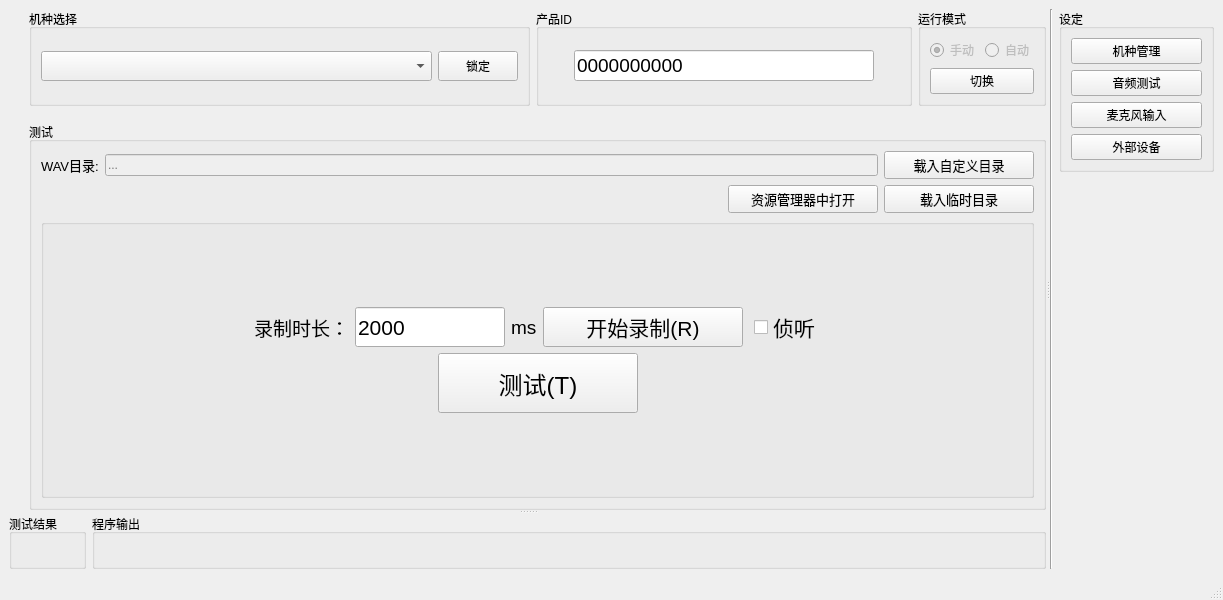
Qt form mainwindow.ui (YeeeeRQ/SpeakerTest) before a commit.
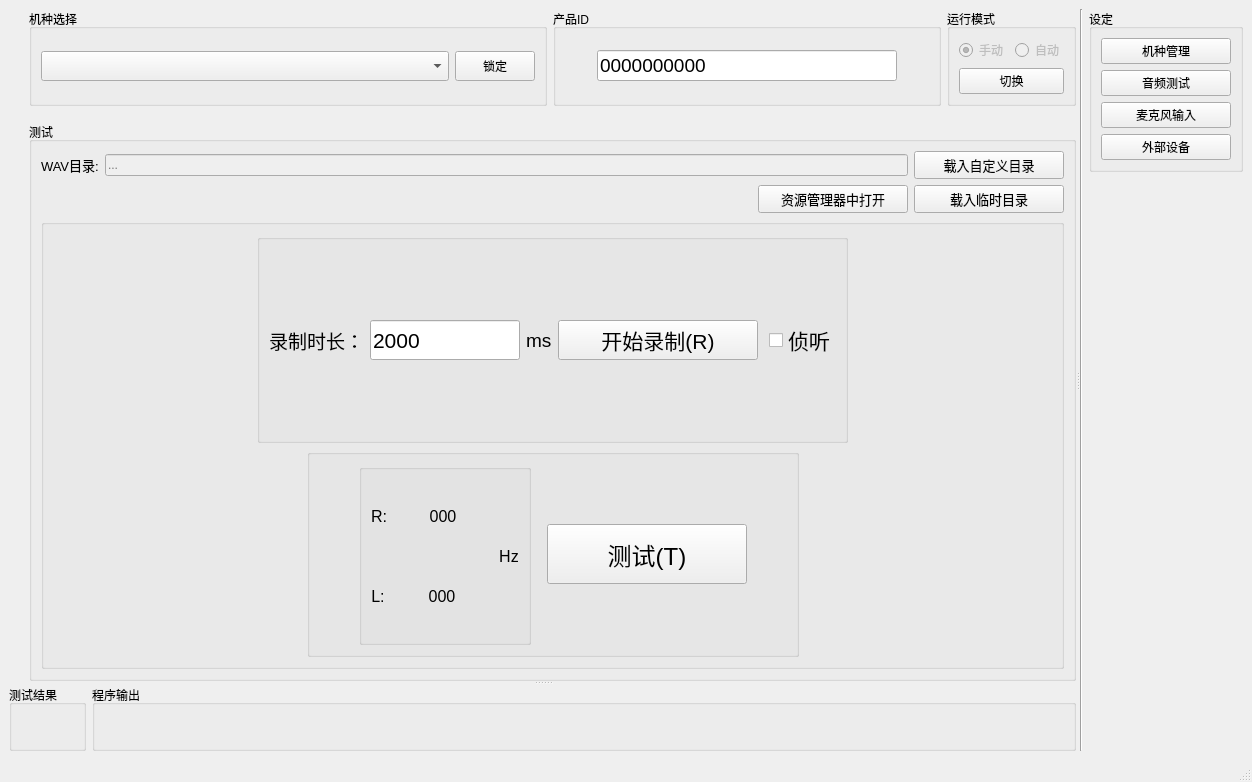
The same form after that commit. Custom widgets are drawn as their Qt base class.

```diff
--- a/mainwindow.ui
+++ b/mainwindow.ui
@@ -6,8 +6,8 @@
    <rect>
     <x>0</x>
     <y>0</y>
-    <width>1223</width>
-    <height>600</height>
+    <width>1252</width>
+    <height>782</height>
    </rect>
   </property>
   <property name="minimumSize">
@@ -35,7 +35,7 @@
 }</string>
   </property>
   <widget class="QWidget" name="centralwidget">
-   <layout class="QVBoxLayout" name="verticalLayout_12">
+   <layout class="QVBoxLayout" name="verticalLayout_16">
     <item>
      <widget class="QSplitter" name="splitter_2">
       <property name="orientation">
@@ -377,6 +377,12 @@
                         </spacer>
                        </item>
                        <item>
+                        <widget class="QGroupBox" name="groupBox_3">
+                         <property name="title">
+                          <string/>
+                         </property>
+                         <layout class="QVBoxLayout" name="verticalLayout_15">
+                          <item>
                         <layout class="QHBoxLayout" name="horizontalLayout_16">
                          <item>
                           <layout class="QVBoxLayout" name="verticalLayout_11"/>
@@ -492,6 +498,9 @@
                          </item>
                         </layout>
                        </item>
+                         </layout>
+                        </widget>
+                       </item>
                        <item>
                         <spacer name="horizontalSpacer_4">
                          <property name="orientation">
@@ -508,16 +517,198 @@
                       </layout>
                      </item>
                      <item>
+                      <layout class="QHBoxLayout" name="horizontalLayout_15">
+                       <item>
+                        <spacer name="horizontalSpacer_7">
+                         <property name="orientation">
+                          <enum>Qt::Horizontal</enum>
+                         </property>
+                         <property name="sizeHint" stdset="0">
+                          <size>
+                           <width>40</width>
+                           <height>20</height>
+                          </size>
+                         </property>
+                        </spacer>
+                       </item>
+                       <item>
+                        <widget class="QGroupBox" name="groupBox_5">
+                         <property name="title">
+                          <string/>
+                         </property>
+                         <layout class="QHBoxLayout" name="horizontalLayout_19">
+                          <item>
+                           <spacer name="horizontalSpacer_8">
+                            <property name="orientation">
+                             <enum>Qt::Horizontal</enum>
+                            </property>
+                            <property name="sizeHint" stdset="0">
+                             <size>
+                              <width>40</width>
+                              <height>20</height>
+                             </size>
+                            </property>
+                           </spacer>
+                          </item>
+                          <item>
                       <layout class="QHBoxLayout" name="horizontalLayout_11">
                        <item>
-                        <spacer name="horizontalSpacer_6">
+                             <widget class="QGroupBox" name="groupBox">
+                              <property name="title">
+                               <string/>
+                              </property>
+                              <layout class="QVBoxLayout" name="verticalLayout_14">
+                               <item>
+                                <layout class="QHBoxLayout" name="horizontalLayout_13" stretch="1,0">
+                                 <item>
+                                  <layout class="QVBoxLayout" name="verticalLayout_13">
+                                   <item>
+                                    <layout class="QHBoxLayout" name="horizontalLayout_10" stretch="0,1">
+                                     <item>
+                                      <widget class="QLabel" name="label_5">
+                                       <property name="font">
+                                        <font>
+                                         <pointsize>12</pointsize>
+                                        </font>
+                                       </property>
+                                       <property name="text">
+                                        <string>R:</string>
+                                       </property>
+                                       <property name="alignment">
+                                        <set>Qt::AlignCenter</set>
+                                       </property>
+                                      </widget>
+                                     </item>
+                                     <item>
+                                      <widget class="QLabel" name="label_RFreq">
+                                       <property name="minimumSize">
+                                        <size>
+                                         <width>100</width>
+                                         <height>0</height>
+                                        </size>
+                                       </property>
+                                       <property name="font">
+                                        <font>
+                                         <pointsize>12</pointsize>
+                                        </font>
+                                       </property>
+                                       <property name="text">
+                                        <string>000</string>
+                                       </property>
+                                       <property name="alignment">
+                                        <set>Qt::AlignCenter</set>
+                                       </property>
+                                      </widget>
+                                     </item>
+                                    </layout>
+                                   </item>
+                                   <item>
+                                    <layout class="QHBoxLayout" name="horizontalLayout_12" stretch="0,1">
+                                     <item>
+                                      <widget class="QLabel" name="label_4">
+                                       <property name="font">
+                                        <font>
+                                         <pointsize>12</pointsize>
+                                        </font>
+                                       </property>
+                                       <property name="text">
+                                        <string>L:</string>
+                                       </property>
+                                       <property name="alignment">
+                                        <set>Qt::AlignCenter</set>
+                                       </property>
+                                      </widget>
+                                     </item>
+                                     <item>
+                                      <widget class="QLabel" name="label_LFreq">
+                                       <property name="minimumSize">
+                                        <size>
+                                         <width>100</width>
+                                         <height>0</height>
+                                        </size>
+                                       </property>
+                                       <property name="font">
+                                        <font>
+                                         <pointsize>12</pointsize>
+                                        </font>
+                                       </property>
+                                       <property name="text">
+                                        <string>000</string>
+                                       </property>
+                                       <property name="alignment">
+                                        <set>Qt::AlignCenter</set>
+                                       </property>
+                                      </widget>
+                                     </item>
+                                    </layout>
+                                   </item>
+                                  </layout>
+                                 </item>
+                                 <item>
+                                  <layout class="QVBoxLayout" name="verticalLayout_12">
+                                   <item>
+                                    <spacer name="verticalSpacer">
+                                     <property name="orientation">
+                                      <enum>Qt::Vertical</enum>
+                                     </property>
+                                     <property name="sizeType">
+                                      <enum>QSizePolicy::Minimum</enum>
+                                     </property>
+                                     <property name="sizeHint" stdset="0">
+                                      <size>
+                                       <width>20</width>
+                                       <height>5</height>
+                                      </size>
+                                     </property>
+                                    </spacer>
+                                   </item>
+                                   <item>
+                                    <widget class="QLabel" name="label_8">
+                                     <property name="font">
+                                      <font>
+                                       <pointsize>12</pointsize>
+                                      </font>
+                                     </property>
+                                     <property name="text">
+                                      <string>Hz</string>
+                                     </property>
+                                     <property name="alignment">
+                                      <set>Qt::AlignCenter</set>
+                                     </property>
+                                    </widget>
+                                   </item>
+                                   <item>
+                                    <spacer name="verticalSpacer_4">
+                                     <property name="orientation">
+                                      <enum>Qt::Vertical</enum>
+                                     </property>
+                                     <property name="sizeType">
+                                      <enum>QSizePolicy::Minimum</enum>
+                                     </property>
+                                     <property name="sizeHint" stdset="0">
+                                      <size>
+                                       <width>20</width>
+                                       <height>5</height>
+                                      </size>
+                                     </property>
+                                    </spacer>
+                                   </item>
+                                  </layout>
+                                 </item>
+                                </layout>
+                               </item>
+                              </layout>
+                             </widget>
+                            </item>
+                            <item>
+                             <spacer name="horizontalSpacer_10">
                          <property name="orientation">
                           <enum>Qt::Horizontal</enum>
                          </property>
                          <property name="sizeHint" stdset="0">
                           <size>
                            <width>10</width>
-                           <height>17</height>
+                                <height>10</height>
                           </size>
                          </property>
                         </spacer>
@@ -552,15 +743,33 @@
                          </property>
                         </widget>
                        </item>
+                           </layout>
+                          </item>
                        <item>
-                        <spacer name="horizontalSpacer_8">
+                           <spacer name="horizontalSpacer_9">
                          <property name="orientation">
                           <enum>Qt::Horizontal</enum>
                          </property>
                          <property name="sizeHint" stdset="0">
                           <size>
-                           <width>10</width>
-                           <height>17</height>
+                              <width>40</width>
+                              <height>20</height>
+                             </size>
+                            </property>
+                           </spacer>
+                          </item>
+                         </layout>
+                        </widget>
+                       </item>
+                       <item>
+                        <spacer name="horizontalSpacer_6">
+                         <property name="orientation">
+                          <enum>Qt::Horizontal</enum>
+                         </property>
+                         <property name="sizeHint" stdset="0">
+                          <size>
+                           <width>40</width>
+                           <height>20</height>
                           </size>
                          </property>
                         </spacer>
```
Left out of the diff: 2 changed lines with no effect on the pictures. Lines whose indentation alone changed are shown as unchanged.
